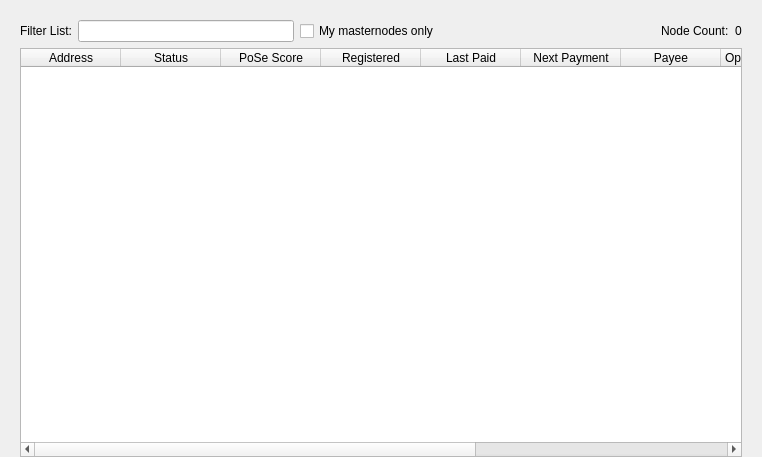
The window that src/qt/forms/masternodelist.ui (AXErunners/axe) describes before a commit, drawn with Qt 5.
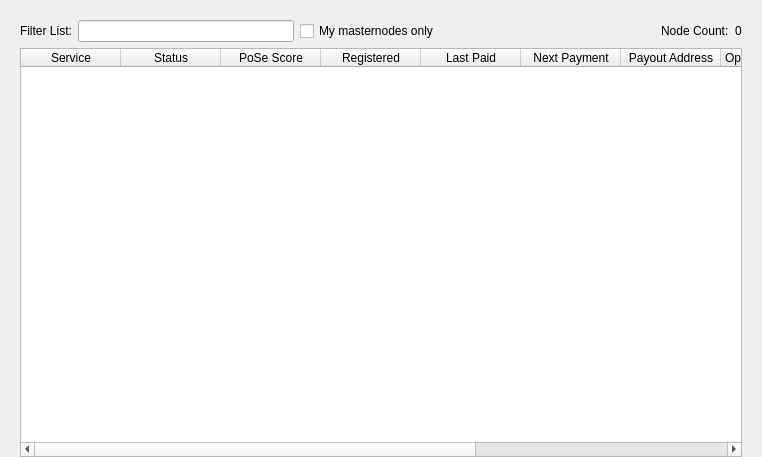
The same window after the commit.

Commit message: Adjust column names in masternode list table

What changed in the file:
```diff
--- a/src/qt/forms/masternodelist.ui
+++ b/src/qt/forms/masternodelist.ui
@@ -126,7 +126,7 @@
          </attribute>
          <column>
           <property name="text">
-           <string>Address</string>
+           <string>Service</string>
           </property>
          </column>
          <column>
@@ -156,7 +156,7 @@
          </column>
          <column>
           <property name="text">
-           <string>Payee</string>
+           <string>Payout Address</string>
           </property>
          </column>
          <column>
```
